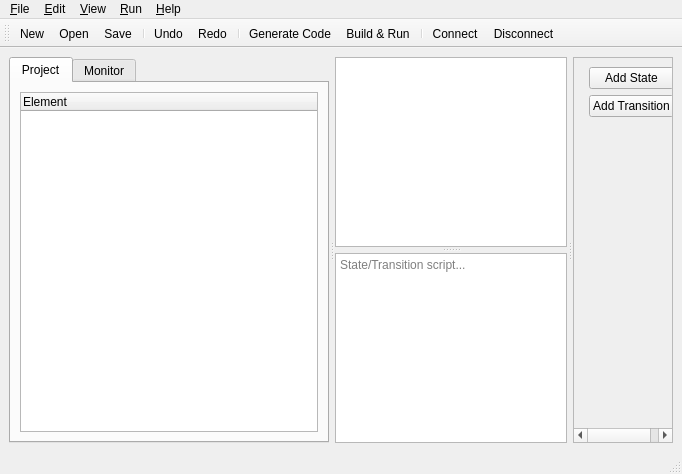
Old version of the form src/core_fsm/ui_qt/mainwindow.ui in the repository EightL/fsm-automata-editor-monitor.
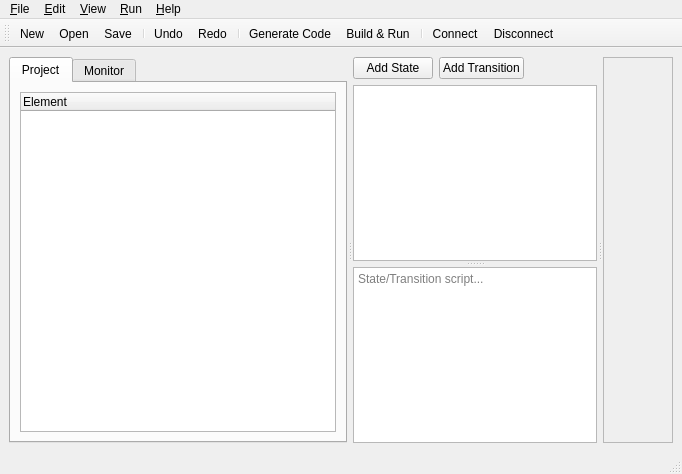
New version of the form.

Commit message: feat: moved Add buttons to proper position

What changed in the file:
```diff
--- a/src/core_fsm/ui_qt/mainwindow.ui
+++ b/src/core_fsm/ui_qt/mainwindow.ui
@@ -105,6 +105,54 @@
         </layout>
        </widget>
       </widget>
+      <widget class="QWidget" name="centralWidget">
+       <layout class="QVBoxLayout" name="centralLayout">
+        <item>
+         <widget class="QWidget" name="diagramToolbar">
+          <layout class="QHBoxLayout" name="diagramToolbarLayout">
+           <property name="leftMargin">
+            <number>0</number>
+           </property>
+           <property name="topMargin">
+            <number>0</number>
+           </property>
+           <property name="rightMargin">
+            <number>0</number>
+           </property>
+           <property name="bottomMargin">
+            <number>0</number>
+           </property>
+           <item>
+            <widget class="QPushButton" name="addStateButton">
+             <property name="text">
+              <string>Add State</string>
+             </property>
+            </widget>
+           </item>
+           <item>
+            <widget class="QPushButton" name="addTransitionButton">
+             <property name="text">
+              <string>Add Transition</string>
+             </property>
+            </widget>
+           </item>
+           <item>
+            <spacer name="horizontalSpacer">
+             <property name="orientation">
+              <enum>Qt::Horizontal</enum>
+             </property>
+             <property name="sizeHint" stdset="0">
+              <size>
+               <width>40</width>
+               <height>20</height>
+              </size>
+             </property>
+            </spacer>
+           </item>
+          </layout>
+         </widget>
+        </item>
+        <item>
       <widget class="QSplitter" name="centralSplitter">
        <property name="orientation">
         <enum>Qt::Vertical</enum>
@@ -123,6 +171,9 @@
         </property>
        </widget>
       </widget>
+        </item>
+       </layout>
+      </widget>
       <widget class="QScrollArea" name="scrollProperty">
        <property name="widgetResizable">
         <bool>true</bool>
@@ -136,22 +187,7 @@
           <height>368</height>
          </rect>
         </property>
-        <layout class="QFormLayout" name="formProperties">
-         <item row="0" column="1">
-          <widget class="QPushButton" name="addStateButton">
-           <property name="text">
-            <string>Add State</string>
-           </property>
-          </widget>
-         </item>
-         <item row="1" column="1">
-          <widget class="QPushButton" name="addTransitionButton">
-           <property name="text">
-            <string>Add Transition</string>
-           </property>
-          </widget>
-         </item>
-        </layout>
+        <layout class="QFormLayout" name="formProperties"/>
        </widget>
       </widget>
      </widget>
```
Lines whose indentation alone changed are shown as unchanged.
